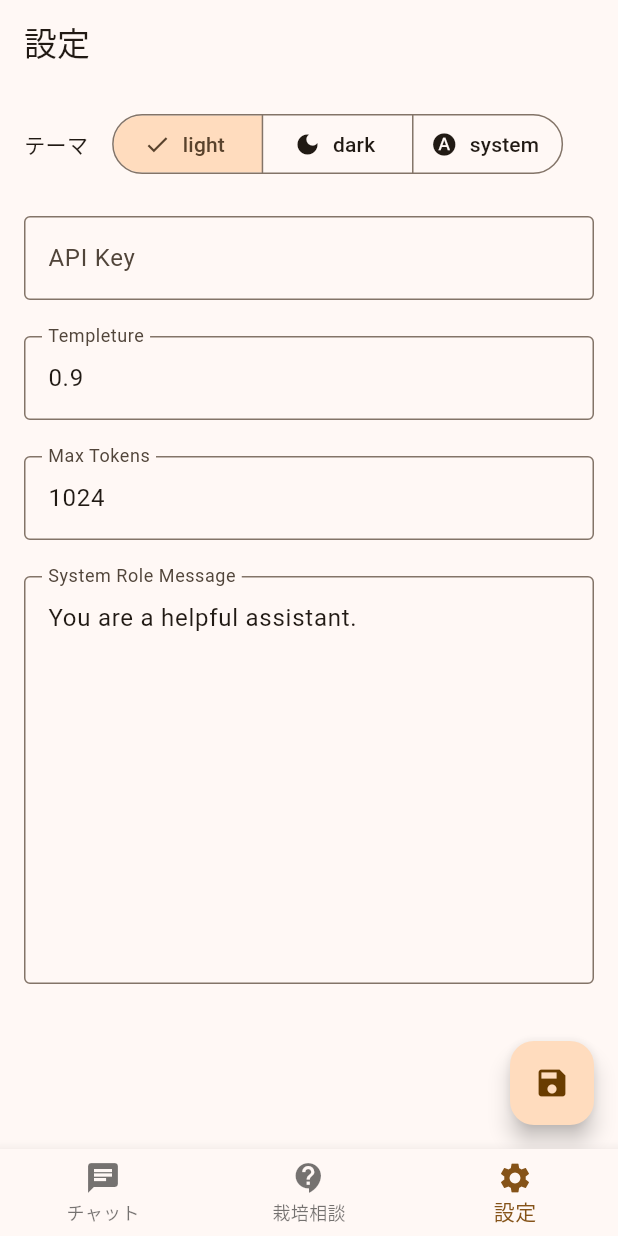
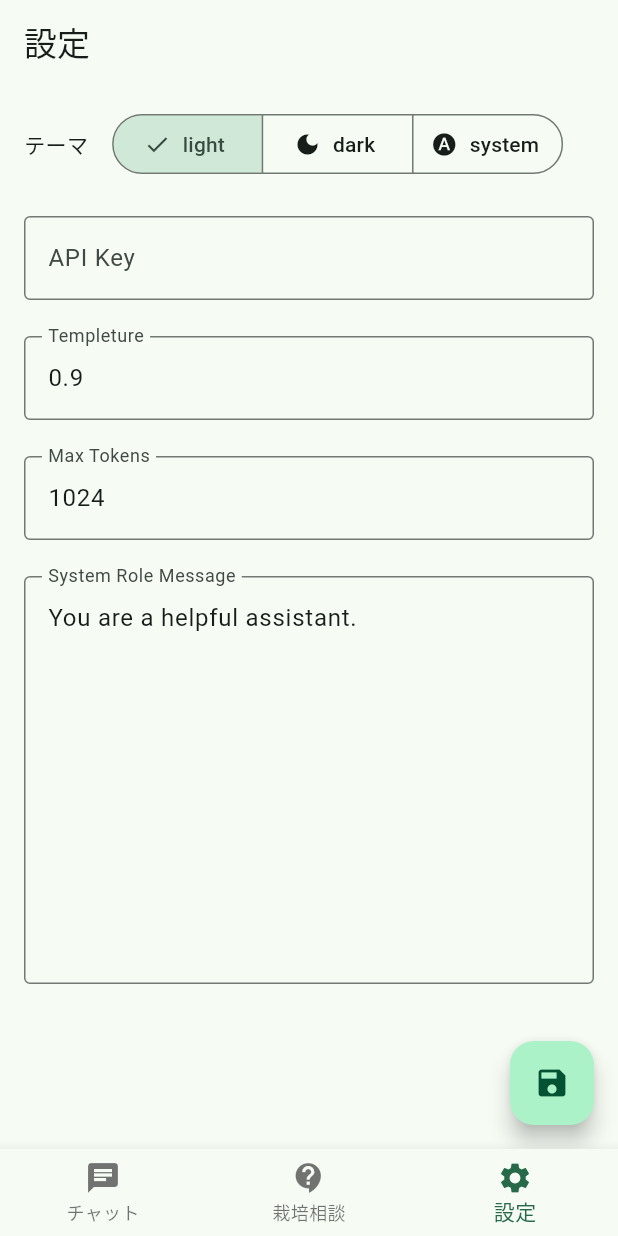
Before and after one commit to seiryu/flutter_gpt, a Flutter app: the screen it shows after launch, item 3 of the bottom bar chosen, on a phone screen of 412 x 824 dp. Run offline on Flutter 3.47's test engine with Material 2 defaults, Android fonts, the phone set to English and light mode, and no system bars; our stand-ins replace hooks_riverpod, shared_preferences; missing offline and left inert: dart_openai, file_selector, markdown_widget.

Commit message:
changed theme

```diff
--- a/lib/main.dart
+++ b/lib/main.dart
@@ -40,11 +40,11 @@ class MyApp extends HookConsumerWidget {
       // ),
       theme: ThemeData(
         useMaterial3: true,
-        colorScheme: ColorScheme.fromSeed(seedColor: Colors.orange)
+        colorScheme: ColorScheme.fromSeed(seedColor: Colors.greenAccent)
       ),
       darkTheme: ThemeData(
         useMaterial3: true,
-        colorScheme: ColorScheme.fromSeed(seedColor: Colors.orange,brightness: Brightness.dark),
+        colorScheme: ColorScheme.fromSeed(seedColor: Colors.greenAccent,brightness: Brightness.dark),
       ),
       debugShowCheckedModeBanner: false,
       // home: const ChatPage(),
```
